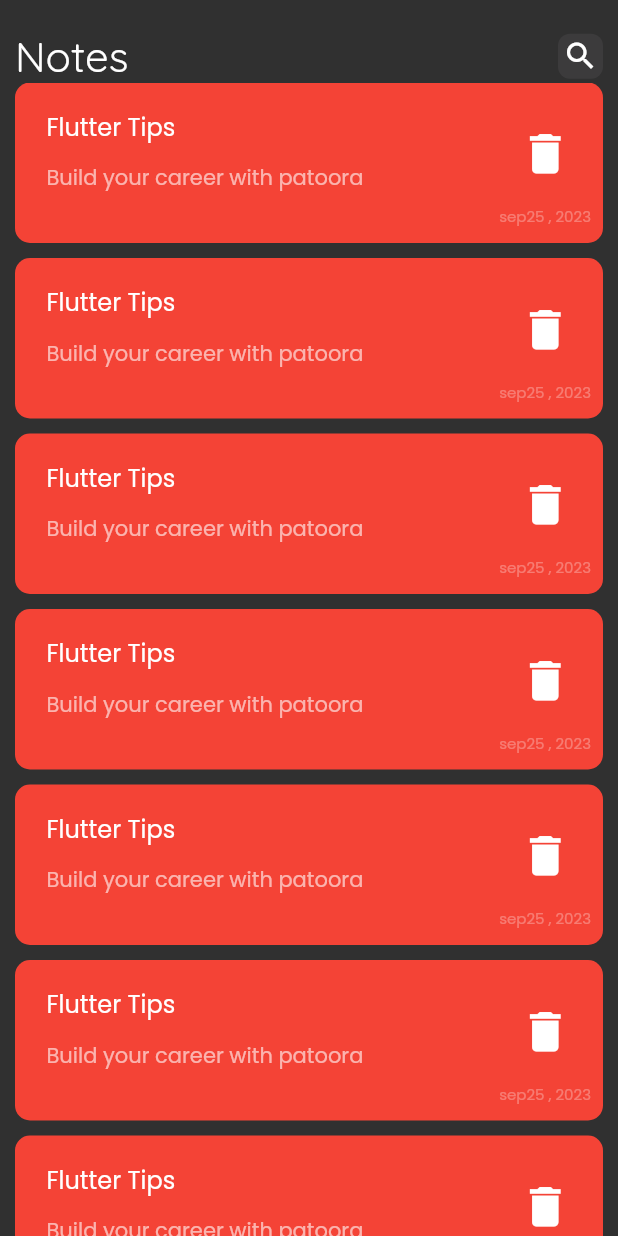
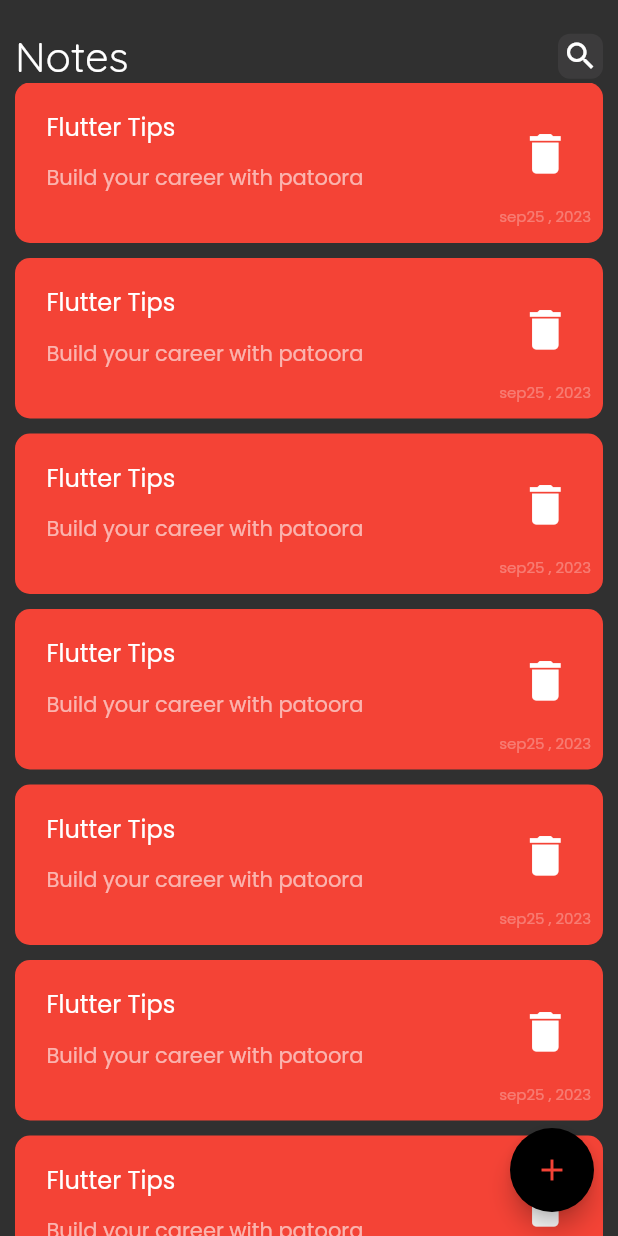
Before and after one commit to peterelia22/notes_app, a Flutter app: the screen it shows after launch, on a phone screen of 412 x 824 dp. Run offline on Flutter 3.47's test engine with Material 2 defaults, Android fonts, the phone set to English and light mode, and no system bars.

Commit message:
add floating action button

```diff
--- a/lib/pages/home_page.dart
+++ b/lib/pages/home_page.dart
@@ -6,7 +6,13 @@ class NotesPage extends StatelessWidget {
 
   @override
   Widget build(BuildContext context) {
-    return const Scaffold(
+    return Scaffold(
+      floatingActionButton: FloatingActionButton(
+        onPressed: () {},
+        foregroundColor: Colors.red,
+        backgroundColor: Colors.black,
+        child: Icon(Icons.add),
+      ),
       body: NotesBody(),
     );
   }
--- a/lib/widgets/Notes_ListView.dart
+++ b/lib/widgets/Notes_ListView.dart
@@ -8,7 +8,7 @@ class NotesListView extends StatelessWidget {
   Widget build(BuildContext context) {
     return ListView.builder(itemBuilder: (context, index) {
       return Padding(
-        padding: const EdgeInsets.only(bottom: 10),
+        padding: const EdgeInsets.only(bottom: 10, top: 0),
         child: ItemNote(),
       );
     });
--- a/lib/widgets/notes_body.dart
+++ b/lib/widgets/notes_body.dart
@@ -16,7 +16,9 @@ class NotesBody extends StatelessWidget {
             height: 20,
           ),
           CustomAppBar(),
-          Expanded(child: NotesListView())
+          Expanded(
+            child: NotesListView(),
+          )
         ],
       ),
     );
```
